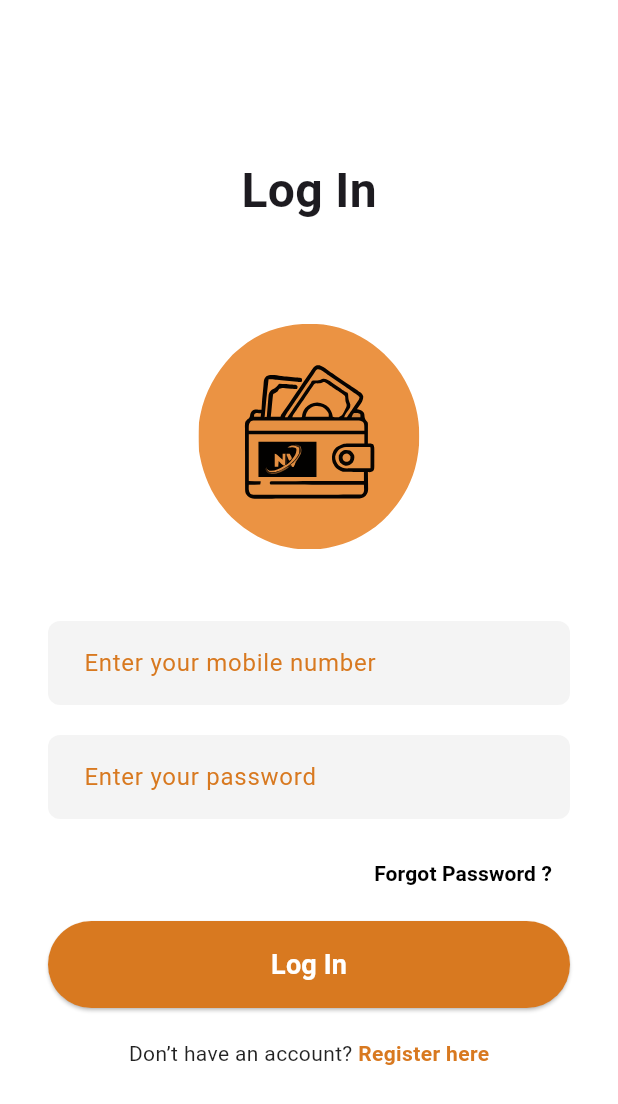
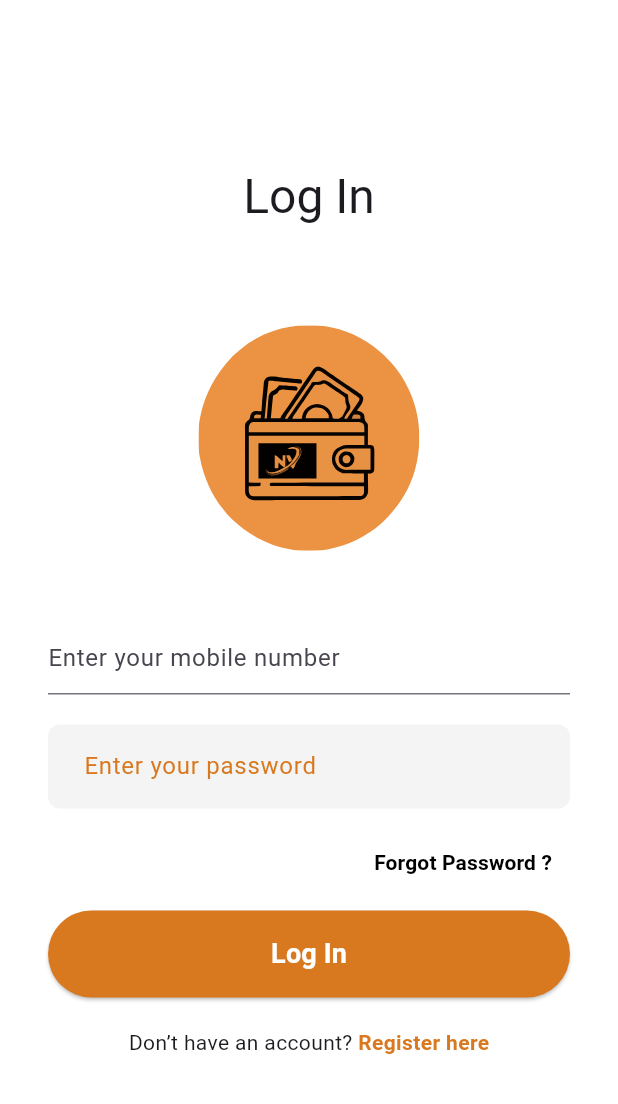
Before and after one commit to ritikastha8/Digitall_wallett, a Flutter app: the LoginScreen screen opened directly, on a phone screen of 412 x 824 dp. Shown: the top 1104 px of the screen. Run offline on Flutter 3.47's test engine with Material 3 defaults, Android fonts, the phone set to English and light mode, and no system bars; our stand-ins replace flutter_svg.

Commit message:
Applied theme and font in textfield mobile number

```diff
--- a/lib/screens/login_screen.dart
+++ b/lib/screens/login_screen.dart
@@ -74,9 +74,9 @@ class _LoginScreenState extends State<LoginScreen> {
               mainAxisSize: MainAxisSize.min,
               children: [
                 const SizedBox(height: 16),
-                const Text(
+                Text(
                   'Log In',
-                  style: TextStyle(fontSize: 32, fontWeight: FontWeight.bold),
+                  style: Theme.of(context).textTheme.headlineLarge,
                 ),
                 const SizedBox(height: 36),
 
@@ -102,21 +102,21 @@ class _LoginScreenState extends State<LoginScreen> {
                         controller: _mobileController,
                         keyboardType: TextInputType.phone,
                         decoration: InputDecoration(
-                          filled: true,
-                          fillColor: const Color(0xFFF4F4F4),
+                          // filled: true,
+                          // fillColor: const Color(0xFFF4F4F4),
                           hintText: 'Enter your mobile number',
-                          hintStyle: const TextStyle(
-                            color: orange,
-                            fontSize: 16,
-                          ),
-                          contentPadding: const EdgeInsets.symmetric(
-                            horizontal: 20,
-                            vertical: 16,
-                          ),
-                          border: OutlineInputBorder(
-                            borderRadius: BorderRadius.circular(8),
-                            borderSide: BorderSide.none,
-                          ),
+                          // hintStyle: const TextStyle(
+                          //   color: orange,
+                          //   fontSize: 16,
+                          // ),
+                          // contentPadding: const EdgeInsets.symmetric(
+                          //   horizontal: 20,
+                          //   vertical: 16,
+                          // ),
+                          // border: OutlineInputBorder(
+                          //   borderRadius: BorderRadius.circular(8),
+                          //   borderSide: BorderSide.none,
+                          // ),
                         ),
                         validator: (value) {
                           if (value == null || value.trim().isEmpty) {
@@ -194,7 +194,7 @@ class _LoginScreenState extends State<LoginScreen> {
                       shape: const StadiumBorder(),
                       padding: const EdgeInsets.symmetric(vertical: 16),
                     ),
-                    child: const Text(
+                    child: Text(
                       'Log In',
                       style: TextStyle(
                         fontSize: 18,
@@ -209,14 +209,18 @@ class _LoginScreenState extends State<LoginScreen> {
                 Row(
                   mainAxisAlignment: MainAxisAlignment.center,
                   children: [
-                    const Text(
+                    Text(
                       "Don’t have an account? ",
-                      style: TextStyle(color: Colors.black87),
+                      style: Theme.of(
+                        context,
+                      ).textTheme.bodyMedium, // Roboto Regular
+                      // style: TextStyle(color: Colors.black87),
                     ),
                     GestureDetector(
                       onTap: _onRegister,
                       child: const Text(
                         'Register here',
+
                         style: TextStyle(
                           color: orange,
                           fontWeight: FontWeight.bold,
```
